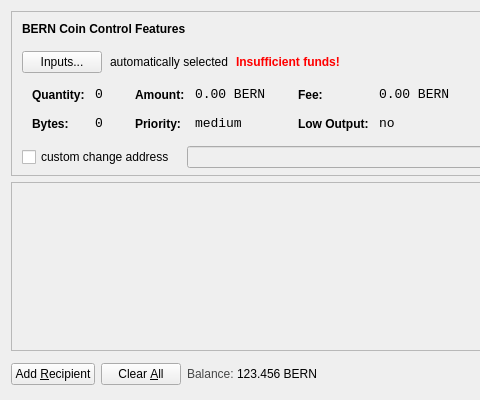
This is src/qt/forms/sendcoinsdialog.ui in BERNiecoin/BERNcash as Qt 5 draws it before an edit; both pictures show x 0 to 480 and y 0 to 400 of the 850 by 400 pixel window. The edited form follows.
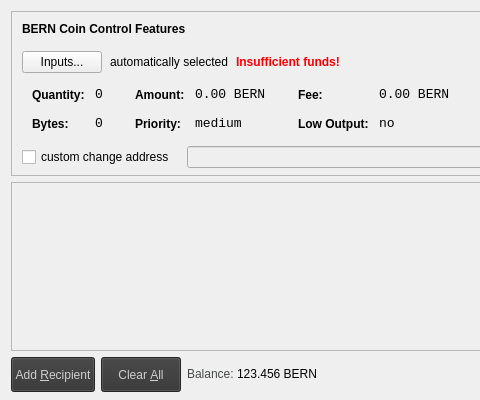
This is the edited form. Icons and pictures are not drawn.

Patch:
```diff
--- a/src/qt/forms/sendcoinsdialog.ui
+++ b/src/qt/forms/sendcoinsdialog.ui
@@ -679,9 +679,18 @@
     <layout class="QHBoxLayout" name="horizontalLayout">
      <item>
       <widget class="QPushButton" name="addButton">
+       <property name="minimumSize">
+        <size>
+         <width>0</width>
+         <height>35</height>
+        </size>
+       </property>
        <property name="toolTip">
         <string>Send to multiple recipients at once</string>
        </property>
+       <property name="styleSheet">
+        <string notr="true">background-color:#333333; color:#cecece;</string>
+       </property>
        <property name="text">
         <string>Add &amp;Recipient</string>
        </property>
@@ -702,9 +711,18 @@
          <verstretch>0</verstretch>
         </sizepolicy>
        </property>
+       <property name="minimumSize">
+        <size>
+         <width>0</width>
+         <height>35</height>
+        </size>
+       </property>
        <property name="toolTip">
         <string>Remove all transaction fields</string>
        </property>
+       <property name="styleSheet">
+        <string notr="true">background-color:#333333; color:#cecece;</string>
+       </property>
        <property name="text">
         <string>Clear &amp;All</string>
        </property>
```
